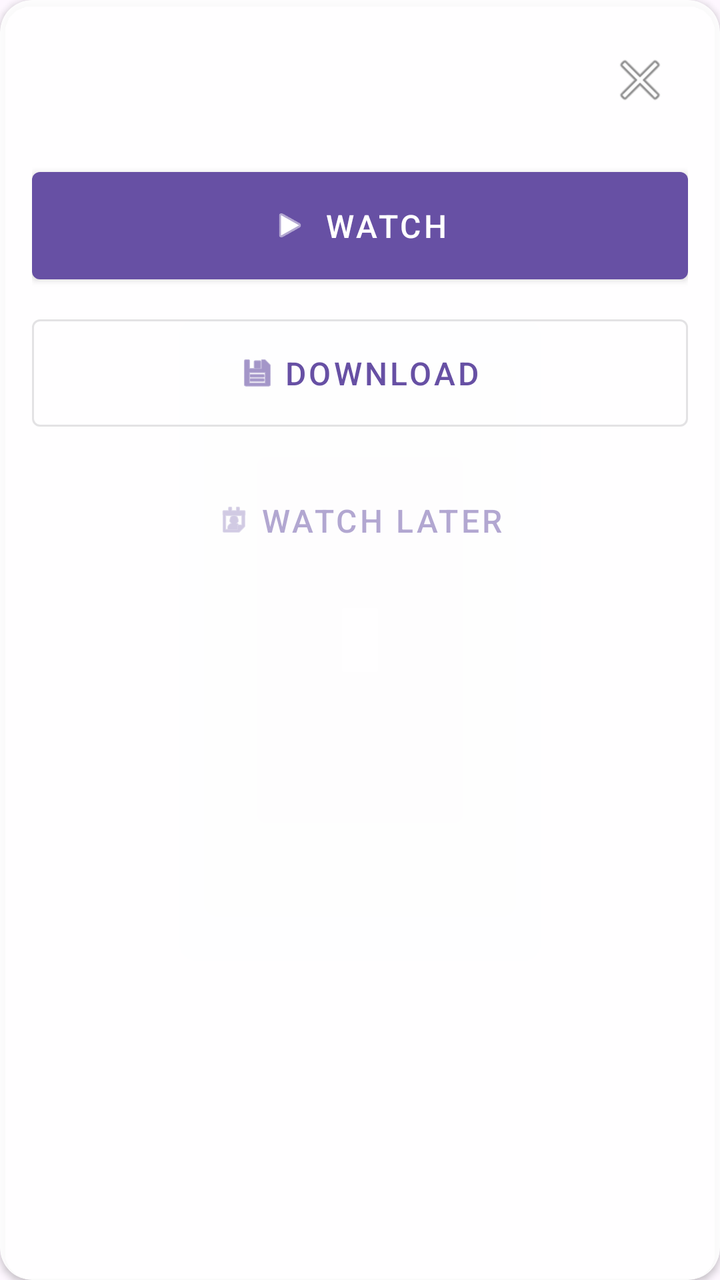
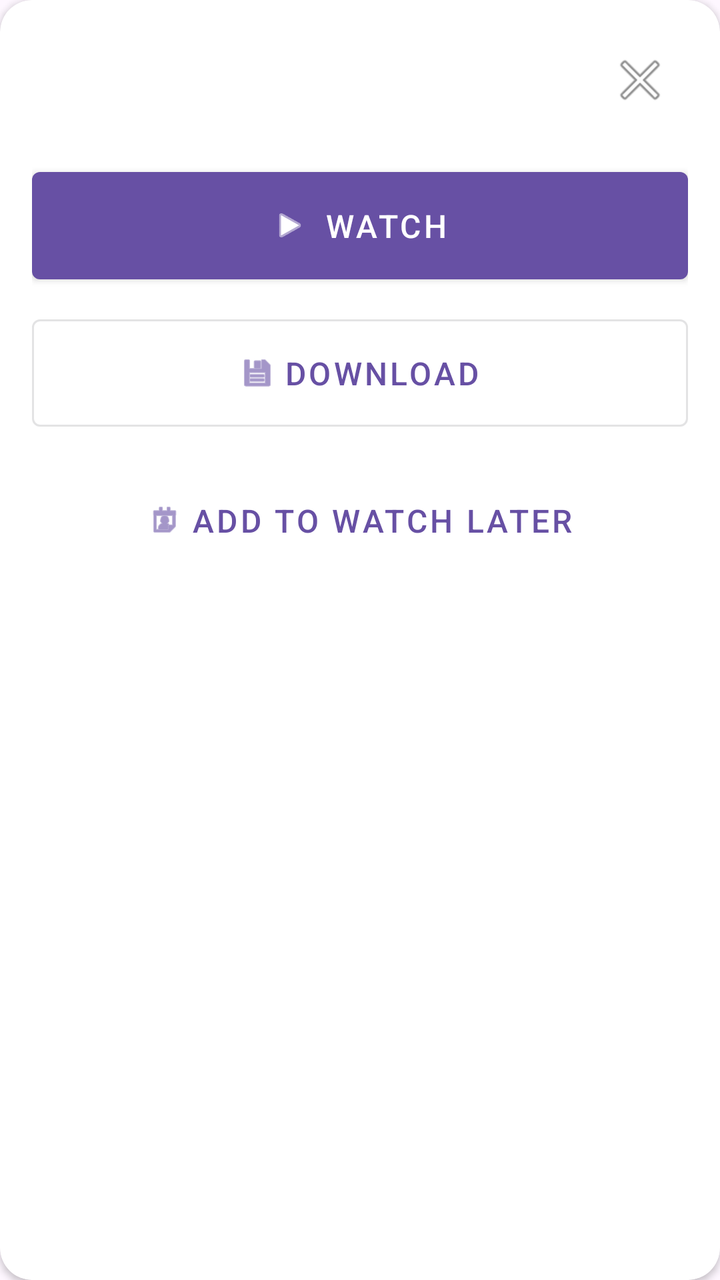

Screens rendered from an Android XML layout before and after an edit, with the pre-edit source and the edit as a unified diff.
<!-- AndroidManifest.xml: application theme Theme.MyApplication -->
<!-- res/layout/dialog_torrent_actions.xml -->
<?xml version="1.0" encoding="utf-8"?>
<androidx.cardview.widget.CardView xmlns:android="http://schemas.android.com/apk/res/android"
    xmlns:app="http://schemas.android.com/apk/res-auto"
    android:layout_width="match_parent"
    android:layout_height="wrap_content"
    android:layout_margin="32dp"
    app:cardCornerRadius="16dp"
    app:cardBackgroundColor="#E6FFFFFF">

    <LinearLayout
        android:layout_width="match_parent"
        android:layout_height="wrap_content"
        android:orientation="vertical"
        android:padding="16dp">

        
        <RelativeLayout
            android:layout_width="match_parent"
            android:layout_height="wrap_content"
            android:layout_marginBottom="16dp">

            <TextView
                android:id="@+id/dialog_title"
                android:layout_width="match_parent"
                android:layout_height="wrap_content"
                android:layout_toStartOf="@id/btn_close"
                android:textSize="20sp"
                android:textStyle="bold"
                android:textColor="@color/design_default_color_primary"
                android:layout_centerVertical="true"
                android:padding="8dp"/>

            <ImageButton
                android:id="@+id/btn_close"
                android:layout_width="48dp"
                android:layout_height="48dp"
                android:layout_alignParentEnd="true"
                android:background="?attr/selectableItemBackgroundBorderless"
                android:src="@android:drawable/ic_menu_close_clear_cancel"
                android:contentDescription="Close dialog"/>
        </RelativeLayout>

        
        <com.google.android.material.button.MaterialButton
            android:id="@+id/btn_watch"
            android:layout_width="match_parent"
            android:layout_height="wrap_content"
            android:text="Watch"
            android:textSize="16sp"
            android:padding="16dp"
            android:layout_marginBottom="8dp"
            app:icon="@android:drawable/ic_media_play"
            app:iconGravity="textStart"
            style="@style/Widget.MaterialComponents.Button"/>

        
        <com.google.android.material.button.MaterialButton
            android:id="@+id/btn_download"
            android:layout_width="match_parent"
            android:layout_height="wrap_content"
            android:text="Download"
            android:textSize="16sp"
            android:padding="16dp"
            android:layout_marginBottom="8dp"
            app:icon="@android:drawable/ic_menu_save"
            app:iconGravity="textStart"
            style="@style/Widget.MaterialComponents.Button.OutlinedButton"/>

        
        <com.google.android.material.button.MaterialButton
            android:id="@+id/btn_watch_later"
            android:layout_width="match_parent"
            android:layout_height="wrap_content"
            android:text="Watch Later"
            android:textSize="16sp"
            android:padding="16dp"
            android:alpha="0.5"
            app:icon="@android:drawable/ic_menu_my_calendar"
            app:iconGravity="textStart"
            style="@style/Widget.MaterialComponents.Button.TextButton"/>

    </LinearLayout>
</androidx.cardview.widget.CardView>
<!-- resources referenced by this layout -->
<resources>
  <color name="design_default_color_primary">#A5A4A4</color>
  <style name="Theme.MyApplication" parent="Base.Theme.MyApplication" />
  <style name="Base.Theme.MyApplication" parent="Theme.Material3.DayNight.NoActionBar">
          
          
      </style>
</resources>

<!-- the commit's change to res/layout/dialog_torrent_actions.xml (unified diff, before → after) -->
@@ -5,7 +5,7 @@
     android:layout_height="wrap_content"
     android:layout_margin="32dp"
     app:cardCornerRadius="16dp"
-    app:cardBackgroundColor="#E6FFFFFF">
+    app:cardBackgroundColor="@android:color/white">
 
     <LinearLayout
         android:layout_width="match_parent"
@@ -71,10 +71,9 @@
             android:id="@+id/btn_watch_later"
             android:layout_width="match_parent"
             android:layout_height="wrap_content"
-            android:text="Watch Later"
+            android:text="Add to Watch Later"
             android:textSize="16sp"
             android:padding="16dp"
-            android:alpha="0.5"
             app:icon="@android:drawable/ic_menu_my_calendar"
             app:iconGravity="textStart"
             style="@style/Widget.MaterialComponents.Button.TextButton"/>
